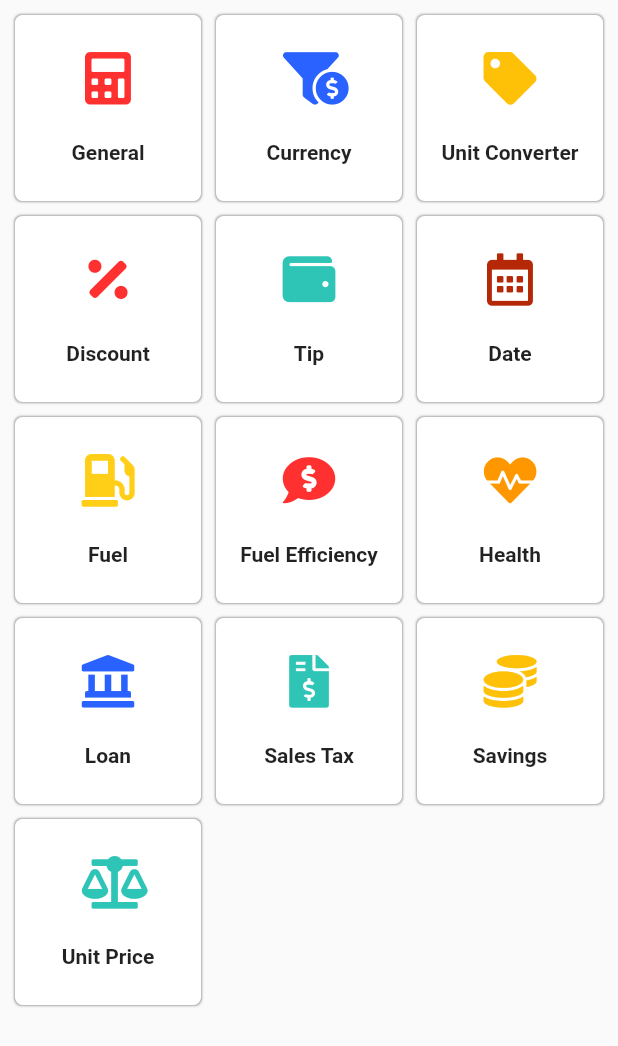
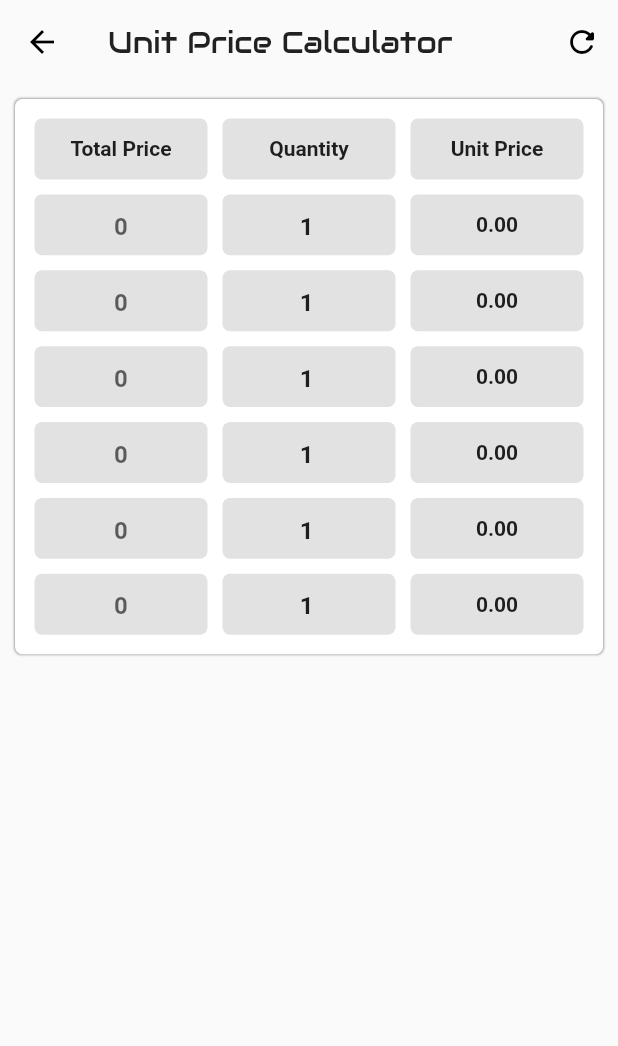
Before and after one commit to imamhossain94/multi-task-calculator, a Flutter app: the BuildHomeMenuPad widget shown alone on an empty page, opened directly, after a tap on "Unit Price", on a phone screen of 412 x 824 dp. Shown: the top 1046 px of the screen. Run offline on Flutter 3.47's test engine with Material 2 defaults, Android fonts, the phone set to English and light mode, and no system bars; our stand-ins replace cloud_firestore, dio, firebase_core, flutter_holo_date_picker, font_awesome_flutter, package_info and 4 more; missing offline and left inert: function_tree; accounts and stored records are empty; network calls fail.

Commit message:
Unit Price Calculator added

```diff
--- a/lib/components/build_text_field.dart
+++ b/lib/components/build_text_field.dart
@@ -10,14 +10,13 @@ class BuildTextField extends StatelessWidget {
   final bool isEnabled;
   final Widget widget;
 
-  const BuildTextField({
-    @required this.title,
+  const BuildTextField(
+      {@required this.title,
       @required this.hint,
       @required this.widget,
       @required this.textController,
       @required this.onPressedAction,
-    @required this.isEnabled
-  });
+      @required this.isEnabled});
 
   @override
   Widget build(BuildContext context) {
@@ -33,18 +32,21 @@ class BuildTextField extends StatelessWidget {
             children: [
               Text(
                 title,
-                style: TextStyle(fontSize: responsiveText(16), fontWeight: FontWeight.bold),
+                style: TextStyle(
+                    fontSize: responsiveText(16), fontWeight: FontWeight.bold),
               ),
               //Spacer(),
             ],
           ),
           Container(
-            margin: EdgeInsets.only(top: responsiveHeight(8), bottom: responsiveHeight(5)),
+            margin: EdgeInsets.only(
+                top: responsiveHeight(8), bottom: responsiveHeight(5)),
             child: Row(
               children: [
-                Expanded(child: Container(
+                Expanded(
+                    child: Container(
                   //margin: EdgeInsets.only(top: responsiveHeight(8), bottom: responsiveHeight(5)),
-                  height:responsiveHeight(40),
+                  height: responsiveHeight(40),
                   decoration: BoxDecoration(
                     color: Colors.grey.withOpacity(0.3),
                     borderRadius: BorderRadius.circular(5),
@@ -53,7 +55,9 @@ class BuildTextField extends StatelessWidget {
                       enabled: isEnabled,
                       controller: textController,
                       decoration: InputDecoration(
-                      prefix: SizedBox(width: responsiveWidth(10),),
+                        prefix: SizedBox(
+                          width: responsiveWidth(10),
+                        ),
                         border: InputBorder.none,
                         hintText: hint,
                       ),
@@ -61,10 +65,11 @@ class BuildTextField extends StatelessWidget {
                       textInputAction: TextInputAction.done,
                       autocorrect: false,
                       obscureText: false,
-                    style: TextStyle(fontWeight: FontWeight.bold)
+                      style: TextStyle(fontWeight: FontWeight.bold)),
+                )),
+                SizedBox(
+                  width: responsiveWidth(10),
                 ),
-                )),
-                SizedBox(width: responsiveWidth(10),),
                 Material(
                   color: Colors.transparent,
                   child: InkWell(
--- a/lib/pages/home_page/components/build_home_menu_pad.dart
+++ b/lib/pages/home_page/components/build_home_menu_pad.dart
@@ -93,7 +93,7 @@ class BuildHomeMenuPad extends StatelessWidget {
           BuildHomeMenuButton(
             title: 'Unit Price',
             icon: FontAwesomeIcons.balanceScale,
-            onPressed: () {},
+            onPressed: ()=> Navigator.pushNamed(context, unitPriceCalcPage),
             color: textGreen,
           ),
         ]),
--- /dev/null
+++ b/lib/pages/unit_price_calc/components/build_header_item.dart
@@ -0,0 +1,31 @@
+import 'package:flutter/material.dart';
+import 'package:multi_task_calculator/utils/screen_config.dart';
+import 'package:multi_task_calculator/utils/themes_mode.dart';
+
+class BuildHeaderItem extends StatelessWidget {
+  const BuildHeaderItem({
+    Key key,
+    @required this.title,
+  }) : super(key: key);
+
+  final String title;
+
+  @override
+  Widget build(BuildContext context) {
+
+    ScreenConfig().init(context);
+    ThemesMode().init(context);
+
+    return Expanded(
+      child: Container(
+          margin: EdgeInsets.all(5),
+          height: responsiveHeight(40),
+          alignment: Alignment.center,
+          decoration: BoxDecoration(
+            color: Colors.grey.withOpacity(0.3),
+            borderRadius: BorderRadius.circular(5),
+          ),
+          child: Text(title, style: TextStyle(fontWeight: FontWeight.bold))),
+    );
+  }
+}
--- /dev/null
+++ b/lib/pages/unit_price_calc/components/build_row_text_editor.dart
@@ -0,0 +1,43 @@
+import 'package:flutter/material.dart';
+import 'package:multi_task_calculator/utils/screen_config.dart';
+import 'package:multi_task_calculator/utils/themes_mode.dart';
+
+
+class BuildRowTextEditor extends StatelessWidget {
+  const BuildRowTextEditor({
+    Key key,
+    @required this.textController,
+  }) : super(key: key);
+
+  final TextEditingController textController;
+
+  @override
+  Widget build(BuildContext context) {
+
+    ScreenConfig().init(context);
+    ThemesMode().init(context);
+
+    return Expanded(
+      child: Container(
+        margin: EdgeInsets.all(5),
+        height: responsiveHeight(40),
+        decoration: BoxDecoration(
+          color: Colors.grey.withOpacity(0.3),
+          borderRadius: BorderRadius.circular(5),
+        ),
+        child: TextField(
+            controller: textController,
+            decoration: InputDecoration(
+              border: InputBorder.none,
+              hintText: '0',
+            ),
+            textAlign: TextAlign.center,
+            keyboardType: TextInputType.number,
+            textInputAction: TextInputAction.done,
+            autocorrect: false,
+            obscureText: false,
+            style: TextStyle(fontWeight: FontWeight.bold)),
+      ),
+    );
+  }
+}
--- /dev/null
+++ b/lib/pages/unit_price_calc/components/build_unit_price_row.dart
@@ -0,0 +1,76 @@
+import 'package:flutter/material.dart';
+import 'package:multi_task_calculator/pages/unit_price_calc/components/build_header_item.dart';
+import 'package:multi_task_calculator/pages/unit_price_calc/components/build_row_text_editor.dart';
+import 'package:multi_task_calculator/utils/screen_config.dart';
+import 'package:multi_task_calculator/utils/themes_mode.dart';
+
+class BuildUnitPriceRow extends StatefulWidget {
+  const BuildUnitPriceRow({
+    Key key,
+  }) : super(key: key);
+
+  @override
+  _BuildUnitPriceRowState createState() => _BuildUnitPriceRowState();
+}
+
+class _BuildUnitPriceRowState extends State<BuildUnitPriceRow> {
+
+  TextEditingController totalPriceController = TextEditingController();
+  TextEditingController quantityController = TextEditingController();
+  String totalPrice, quantity;
+  double unitPrice;
+
+  @override
+  void initState() {
+    quantity = '1';
+    unitPrice = 0;
+
+    quantityController.text = quantity;
+    calculateUnitPrice();
+    super.initState();
+  }
+
+  @override
+  void dispose() {
+    totalPriceController.dispose();
+    quantityController.dispose();
+    super.dispose();
+  }
+
+  void calculateUnitPrice(){
+    totalPriceController.addListener(() {
+      updateResult();
+    });
+
+    quantityController.addListener(() {
+      updateResult();
+    });
+  }
+
+  void updateResult() {
+    totalPrice = totalPriceController.value.text;
+    quantity = quantityController.value.text;
+    //Make null safety
+    setState(() {
+      double _totalPrice = double.tryParse(totalPrice)??0.0;
+      int _quantity = int.tryParse(quantity) ?? 0;
+      unitPrice = _totalPrice/_quantity;
+    });
+
+  }
+
+  @override
+  Widget build(BuildContext context) {
+
+    ScreenConfig().init(context);
+    ThemesMode().init(context);
+
+    return Row(
+      children: [
+        BuildRowTextEditor(textController: totalPriceController),
+        BuildRowTextEditor(textController: quantityController),
+        BuildHeaderItem(title: unitPrice.toStringAsFixed(2)),
+      ],
+    );
+  }
+}
--- /dev/null
+++ b/lib/pages/unit_price_calc/unit_price_calc_page.dart
@@ -0,0 +1,107 @@
+import 'package:flutter/material.dart';
+import 'package:multi_task_calculator/components/build_result_card.dart';
+import 'package:multi_task_calculator/components/build_text_field.dart';
+import 'package:multi_task_calculator/components/build_value_slider.dart';
+import 'package:multi_task_calculator/pages/unit_price_calc/components/build_header_item.dart';
+import 'package:multi_task_calculator/pages/unit_price_calc/components/build_unit_price_row.dart';
+import 'package:multi_task_calculator/utils/constant.dart';
+import 'package:multi_task_calculator/utils/extensions.dart';
+import 'package:multi_task_calculator/utils/screen_config.dart';
+import 'package:multi_task_calculator/utils/themes_mode.dart';
+
+class UnitPriceCalcPage extends StatefulWidget {
+  @override
+  _UnitPriceCalcPageState createState() => _UnitPriceCalcPageState();
+}
+
+class _UnitPriceCalcPageState extends State<UnitPriceCalcPage> {
+  TextEditingController billAmountController = TextEditingController();
+  TextEditingController numberOfPeopleController = TextEditingController();
+  TextEditingController tipAmountController = TextEditingController();
+  TextEditingController taxAmountController = TextEditingController();
+
+  @override
+  void initState() {
+    super.initState();
+  }
+
+  @override
+  void dispose() {
+    billAmountController.dispose();
+    numberOfPeopleController.dispose();
+    tipAmountController.dispose();
+    taxAmountController.dispose();
+    super.dispose();
+  }
+
+  @override
+  Widget build(BuildContext context) {
+    ScreenConfig().init(context);
+    ThemesMode().init(context);
+
+    return SafeArea(
+      child: Scaffold(
+        appBar: AppBar(
+          title: Text(
+            'Unit Price Calculator',
+            style: TextStyle(
+                fontFamily: fontAudioWide, fontSize: responsiveWidth(18)),
+          ),
+          elevation: 0,
+          actions: [
+            IconButton(
+              onPressed: () => resetPage(context, UnitPriceCalcPage()),
+              icon: Icon(Icons.refresh_rounded),
+              tooltip: 'Reset',
+            )
+          ],
+        ),
+        body: SingleChildScrollView(
+          physics: BouncingScrollPhysics(),
+          child: Column(
+            crossAxisAlignment: CrossAxisAlignment.start,
+            children: [
+              Container(
+                margin: EdgeInsets.all(10),
+                padding: EdgeInsets.all(8),
+                decoration: BoxDecoration(
+                    color: ThemesMode.isDarkMode ? Colors.black : textWhite,
+                    borderRadius: BorderRadius.circular(5),
+                    boxShadow: [
+                      BoxShadow(
+                          color: Colors.grey.withOpacity(0.9),
+                          blurRadius: 0.5,
+                          spreadRadius: 0.5,
+                          offset: Offset.zero)
+                    ]),
+                child: Column(
+                  mainAxisSize: MainAxisSize.min,
+                  children: [
+                    buildUnitPriceHeader(),
+                    BuildUnitPriceRow(),
+                    BuildUnitPriceRow(),
+                    BuildUnitPriceRow(),
+                    BuildUnitPriceRow(),
+                    BuildUnitPriceRow(),
+                    BuildUnitPriceRow(),
+                  ],
+                ),
+              ),
+            ],
+          ),
+        ),
+      ),
+    );
+  }
+
+  Widget buildUnitPriceHeader() {
+    return Row(
+      children: [
+        BuildHeaderItem(title: 'Total Price'),
+        BuildHeaderItem(title: 'Quantity'),
+        BuildHeaderItem(title: 'Unit Price'),
+      ],
+    );
+  }
+
+}
--- a/lib/utils/router.dart
+++ b/lib/utils/router.dart
@@ -9,6 +9,7 @@ import 'package:multi_task_calculator/pages/about_page.dart';
 import 'package:multi_task_calculator/pages/feedback_page.dart';
 import 'package:multi_task_calculator/pages/help_page.dart';
 import 'package:multi_task_calculator/pages/tip_calc/tip_calc_page.dart';
+import 'package:multi_task_calculator/pages/unit_price_calc/unit_price_calc_page.dart';
 import 'package:multi_task_calculator/pages/update_check_page.dart';
 import 'package:multi_task_calculator/utils/constant.dart';
 import 'package:page_transition/page_transition.dart';
@@ -72,7 +73,7 @@ Route<dynamic> generateRoute(RouteSettings settings) {
       return PageTransition(child: UpdateCheckPage(), type: PageTransitionType.fade, settings: settings,);
       break;
     case unitPriceCalcPage:
-      return PageTransition(child: UpdateCheckPage(), type: PageTransitionType.fade, settings: settings,);
+      return PageTransition(child: UnitPriceCalcPage(), type: PageTransitionType.fade, settings: settings,);
       break;
 
 
```
Lines whose indentation alone changed are shown as unchanged.
